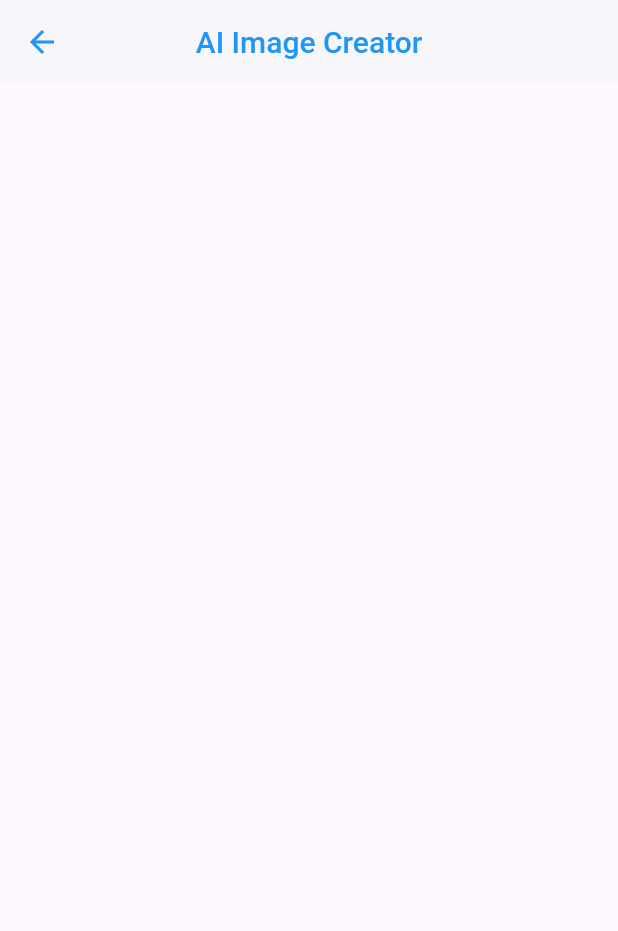
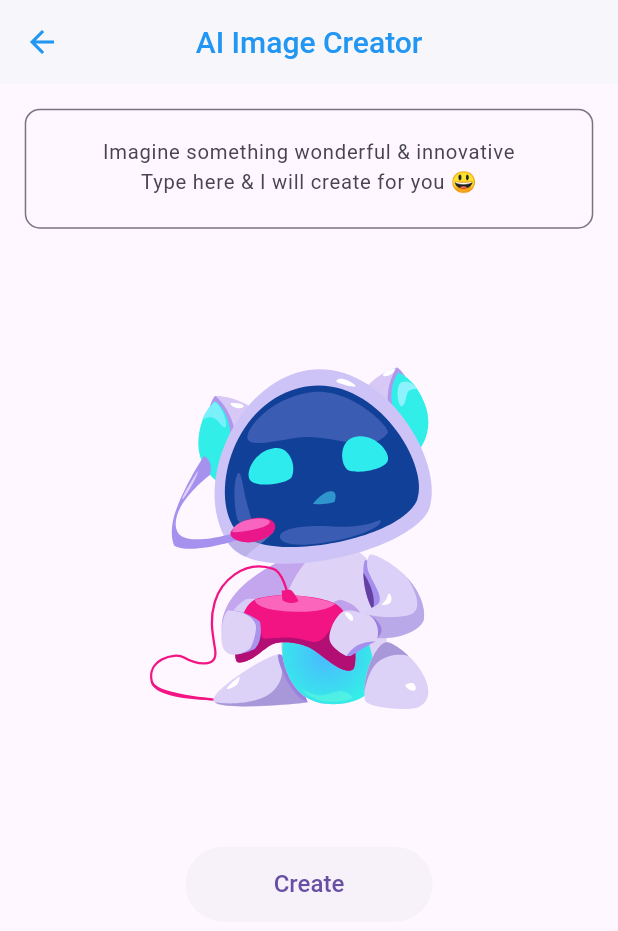
Before and after one commit to HarshAndroid/Ai-Assistant-In-Flutter-Using-ChatGpt, a Flutter app: the ImageFeature screen opened directly, on a phone screen of 412 x 824 dp. Shown: the top 931 px of the screen. Run offline on Flutter 3.47's test engine with Material 3 defaults, Android fonts, the phone set to English and light mode, and no system bars; our stand-ins replace animated_text_kit, cached_network_image, flutter_animate, get, hive, lottie; missing offline and left inert: dart_openai; accounts and stored records are empty; statements that could not run were skipped; project files that could hold a hidden picture were left out.

Commit message:
*Implemented Image Generation Feature.

```diff
--- /dev/null
+++ b/lib/controller/image_controller.dart
@@ -0,0 +1,32 @@
+import 'package:dart_openai/dart_openai.dart';
+import 'package:flutter/material.dart';
+import 'package:get/get.dart';
+
+import '../helper/global.dart';
+
+enum Status { none, loading, complete }
+
+class ImageController extends GetxController {
+  final textC = TextEditingController();
+
+  final status = Status.none.obs;
+
+  String url = '';
+
+  Future<void> createAIImage() async {
+    OpenAI.apiKey = apiKey;
+    if (textC.text.trim().isNotEmpty) {
+      status.value = Status.loading;
+
+      OpenAIImageModel image = await OpenAI.instance.image.create(
+        prompt: textC.text,
+        n: 1,
+        size: OpenAIImageSize.size512,
+        responseFormat: OpenAIImageResponseFormat.url,
+      );
+      url = image.data[0].url.toString();
+
+      status.value = Status.complete;
+    }
+  }
+}
--- a/lib/screen/feature/image_feature.dart
+++ b/lib/screen/feature/image_feature.dart
@@ -1,4 +1,12 @@
+import 'package:cached_network_image/cached_network_image.dart';
 import 'package:flutter/material.dart';
+import 'package:get/get.dart';
+import 'package:lottie/lottie.dart';
+
+import '../../controller/image_controller.dart';
+import '../../helper/global.dart';
+import '../../widget/custom_btn.dart';
+import '../../widget/custom_loading.dart';
 
 class ImageFeature extends StatefulWidget {
   const ImageFeature({super.key});
@@ -8,6 +16,8 @@ class ImageFeature extends StatefulWidget {
 }
 
 class _ImageFeatureState extends State<ImageFeature> {
+  final _c = ImageController();
+
   @override
   Widget build(BuildContext context) {
     return Scaffold(
@@ -18,8 +28,52 @@ class _ImageFeatureState extends State<ImageFeature> {
 
       //body
       body: ListView(
-        children: const [],
+        physics: const BouncingScrollPhysics(),
+        padding: EdgeInsets.only(
+            top: mq.height * .02,
+            bottom: mq.height * .1,
+            left: mq.width * .04,
+            right: mq.width * .04),
+        children: [
+          //text field
+          TextFormField(
+            controller: _c.textC,
+            textAlign: TextAlign.center,
+            minLines: 2,
+            maxLines: null,
+            onTapOutside: (e) => FocusScope.of(context).unfocus(),
+            decoration: const InputDecoration(
+                hintText:
+                    'Imagine something wonderful & innovative\nType here & I will create for you 😃',
+                hintStyle: TextStyle(fontSize: 13.5),
+                border: OutlineInputBorder(
+                    borderRadius: BorderRadius.all(Radius.circular(10)))),
+          ),
+
+          //ai image
+          Container(
+              height: mq.height * .5,
+              alignment: Alignment.center,
+              child: Obx(() => _aiImage())),
+
+          //create btn
+          CustomBtn(onTap: _c.createAIImage, text: 'Create'),
+        ],
       ),
     );
   }
+
+  Widget _aiImage() => ClipRRect(
+        borderRadius: const BorderRadius.all(Radius.circular(10)),
+        child: switch (_c.status.value) {
+          Status.none =>
+            Lottie.asset('assets/lottie/ai_play.json', height: mq.height * .3),
+          Status.complete => CachedNetworkImage(
+              imageUrl: _c.url,
+              placeholder: (context, url) => const CustomLoading(),
+              errorWidget: (context, url, error) => const SizedBox(),
+            ),
+          Status.loading => const CustomLoading()
+        },
+      );
 }
--- a/lib/screen/onboarding_screen.dart
+++ b/lib/screen/onboarding_screen.dart
@@ -4,6 +4,7 @@ import 'package:lottie/lottie.dart';
 
 import '../helper/global.dart';
 import '../model/onboard.dart';
+import '../widget/custom_btn.dart';
 import 'home_screen.dart';
 
 class OnboardingScreen extends StatelessWidget {
@@ -87,14 +88,8 @@ class OnboardingScreen extends StatelessWidget {
               const Spacer(),
 
               //button
-              ElevatedButton(
-                  style: ElevatedButton.styleFrom(
-                      shape: const StadiumBorder(),
-                      elevation: 0,
-                      textStyle: const TextStyle(
-                          fontSize: 16, fontWeight: FontWeight.w500),
-                      minimumSize: Size(mq.width * .4, 50)),
-                  onPressed: () {
+              CustomBtn(
+                  onTap: () {
                     if (isLast) {
                       Get.off(() => const HomeScreen());
                       // Navigator.of(context).pushReplacement(MaterialPageRoute(
@@ -105,7 +100,7 @@ class OnboardingScreen extends StatelessWidget {
                           curve: Curves.ease);
                     }
                   },
-                  child: Text(isLast ? 'Finish' : 'Next')),
+                  text: isLast ? 'Finish' : 'Next'),
 
               const Spacer(flex: 2),
             ],
--- /dev/null
+++ b/lib/widget/custom_btn.dart
@@ -0,0 +1,25 @@
+import 'package:flutter/material.dart';
+
+import '../helper/global.dart';
+
+class CustomBtn extends StatelessWidget {
+  final String text;
+  final VoidCallback onTap;
+
+  const CustomBtn({super.key, required this.onTap, required this.text});
+
+  @override
+  Widget build(BuildContext context) {
+    return Align(
+      child: ElevatedButton(
+          style: ElevatedButton.styleFrom(
+              shape: const StadiumBorder(),
+              elevation: 0,
+              textStyle:
+                  const TextStyle(fontSize: 16, fontWeight: FontWeight.w500),
+              minimumSize: Size(mq.width * .4, 50)),
+          onPressed: onTap,
+          child: Text(text)),
+    );
+  }
+}
--- a/pubspec.yaml
+++ b/pubspec.yaml
@@ -34,9 +34,12 @@ dependencies:
   flutter_animate: ^4.2.0+1
   animated_text_kit: ^4.2.2
 
-
   # For API Call
   http: ^1.1.0
+
+  # For AI Image Generation
+  dart_openai: ^5.0.0
+  cached_network_image: ^3.3.0
 
 
 dev_dependencies:
```
Also changed, not shown: pubspec.lock.
